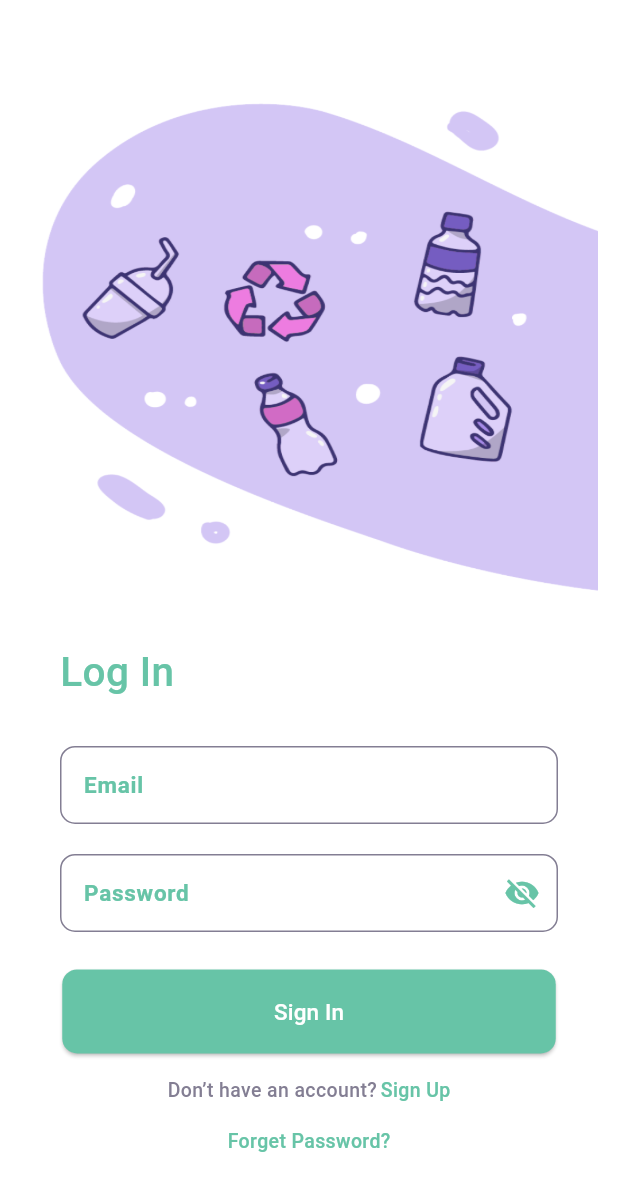
After one commit to ndhue/final_flutter_ecommerce, a Flutter app: the LoginScreen screen opened by its route, on a phone screen of 412 x 824 dp. The commit adds this screen. Shown: the top 1191 px of the screen. Run offline on Flutter 3.47's test engine with Material 3 defaults, Android fonts, the phone set to English and light mode, and no system bars.

Commit message:
login_screen

```diff
--- a/lib/routes/route_constants.dart
+++ b/lib/routes/route_constants.dart
@@ -4,3 +4,4 @@ const String categoriesScreenRoute = "categories";
 const String profileScreenRoute = "profile";
 const String ordersScreenRoute = "orders";
 const String cartScreenRoute = "cart";
+const String authScreenRoute =  "auth";
--- a/lib/routes/router.dart
+++ b/lib/routes/router.dart
@@ -1,3 +1,4 @@
+import 'package:final_ecommerce/screens/auth/login_screen.dart';
 import 'package:final_ecommerce/screens/entry_point.dart';
 import 'package:final_ecommerce/screens/screen_export.dart';
 import 'package:flutter/material.dart';
@@ -24,6 +25,9 @@ Route<dynamic> generateRoute(RouteSettings settings) {
     case cartScreenRoute:
       return MaterialPageRoute(builder: (context) => const CartScreen());
 
+    case authScreenRoute:
+      return MaterialPageRoute(builder: (context) => LoginScreen());
+
     default:
       return MaterialPageRoute(builder: (context) => const HomeScreen());
   }
--- /dev/null
+++ b/lib/screens/auth/login_screen.dart
@@ -0,0 +1,204 @@
+import 'package:final_ecommerce/utils/constants.dart';
+import 'package:flutter/material.dart';
+
+class LoginScreen extends StatefulWidget {
+  const LoginScreen({super.key});
+
+  @override
+  State<LoginScreen> createState() => _LoginScreenState();
+}
+
+class _LoginScreenState extends State<LoginScreen> {
+  final TextEditingController _emailController = TextEditingController();
+  final TextEditingController _passController = TextEditingController();
+  bool _isObscure = true; //
+
+  @override
+  Widget build(BuildContext context) {
+    return Scaffold(
+      backgroundColor: Colors.white,
+      body: Center(
+        child: Column(
+          crossAxisAlignment: CrossAxisAlignment.center,
+          mainAxisAlignment: MainAxisAlignment.center,
+          children: [
+            Padding(
+        padding: const EdgeInsets.only(left: 15, top: 15),
+        child: Image.asset(
+          "assets/images/vector-1.png",
+          width: MediaQuery.of(context).size.width * 0.9, // 90% chiều rộng
+          height: MediaQuery.of(context).size.height * 0.4, // 40% chiều cao
+          fit: BoxFit.fill,
+        ),
+      ),
+      SizedBox(
+        height: 30,
+      ),
+            Padding(
+              padding: const EdgeInsets.symmetric(horizontal: 40),
+              child: Column(
+                crossAxisAlignment: CrossAxisAlignment.start,
+                children: [
+                  const Text(
+                    'Log In',
+                    style: TextStyle(
+                      color: primaryColor,
+                      fontSize: 27,
+                      fontWeight: FontWeight.w500,
+                    ),
+                  ),
+                  const SizedBox(height: 30,
+                  width: 250,),
+
+
+                  // 📌 Email TextField
+                  TextField(
+                    controller: _emailController,
+                    textAlign: TextAlign.center,
+                    style: const TextStyle(
+                      color: Color(0xFF393939),
+                      fontSize: 13,
+                      fontWeight: FontWeight.w400,
+                    ),
+                    decoration: const InputDecoration(
+                      labelText: 'Email',
+                      labelStyle: TextStyle(
+                        color: primaryColor,
+                        fontSize: 15,
+                        fontWeight: FontWeight.w600,
+                      ),
+                      enabledBorder: OutlineInputBorder(
+                        borderRadius: BorderRadius.all(Radius.circular(10)),
+                        borderSide: BorderSide(width: 1, color: Color(0xFF837E93)),
+                      ),
+                      focusedBorder: OutlineInputBorder(
+                        borderRadius: BorderRadius.all(Radius.circular(10)),
+                        borderSide: BorderSide(width: 1, color: primaryColor),
+                      ),
+                    ),
+                  ),
+                  const SizedBox(height: 20),
+
+                  // 📌 Password TextField
+                  TextField(
+                    controller: _passController,
+                    obscureText: _isObscure,
+                    textAlign: TextAlign.center,
+                    style: const TextStyle(
+                      color: Color(0xFF393939),
+                      fontSize: 13,
+                      fontWeight: FontWeight.w400,
+                    ),
+                    decoration: InputDecoration(
+                      labelText: 'Password',
+                      labelStyle: const TextStyle(
+                        color: primaryColor,
+                        fontSize: 15,
+                        fontWeight: FontWeight.w600,
+                      ),
+                      enabledBorder: const OutlineInputBorder(
+                        borderRadius: BorderRadius.all(Radius.circular(10)),
+                        borderSide: BorderSide(width: 1, color: Color(0xFF837E93)),
+                      ),
+                      focusedBorder: const OutlineInputBorder(
+                        borderRadius: BorderRadius.all(Radius.circular(10)),
+                        borderSide: BorderSide(width: 1, color: primaryColor),
+                      ),
+                      suffixIcon: IconButton(
+                        icon: Icon(
+                          _isObscure ? Icons.visibility_off : Icons.visibility,
+                          color: primaryColor,
+                        ),
+                        onPressed: () {
+                          setState(() {
+                            _isObscure = !_isObscure;
+                          });
+                        },
+                      ),
+                    ),
+                  ),
+                  const SizedBox(height: 25),
+
+                  // 📌 Sign In Button (Căn giữa)
+                  Align(
+                    alignment: Alignment.center,
+                    child: SizedBox(
+                      width: 329,
+                      height: 56,
+                      child: ElevatedButton(
+                        onPressed: () {},
+                        style: ElevatedButton.styleFrom(
+                          backgroundColor: primaryColor,
+                          shape: RoundedRectangleBorder(
+                            borderRadius: BorderRadius.circular(10),
+                          ),
+                        ),
+                        child: const Text(
+                          'Sign In',
+                          style: TextStyle(
+                            color: Colors.white,
+                            fontSize: 15,
+                            fontWeight: FontWeight.w500,
+                          ),
+                        ),
+                      ),
+                    ),
+                  ),
+                  const SizedBox(height: 15),
+
+                  // 📌 Sign Up Row
+                  Row(
+                    mainAxisAlignment: MainAxisAlignment.center,
+                    children: [
+                      const Text(
+                        'Don’t have an account?',
+                        style: TextStyle(
+                          color: Color(0xFF837E93),
+                          fontSize: 13,
+                          fontWeight: FontWeight.w500,
+                        ),
+                      ),
+                      const SizedBox(width: 2.5),
+                      InkWell(
+                        onTap: () {
+                          // Điều hướng sang trang đăng ký
+                        },
+                        child: const Text(
+                          'Sign Up',
+                          style: TextStyle(
+                            color: primaryColor,
+                            fontSize: 13,
+                            fontWeight: FontWeight.w500,
+                          ),
+                        ),
+                      ),
+                    ],
+                  ),
+                  const SizedBox(height: 15),
+
+                  // 📌 Forget Password (Căn giữa)
+                  Align(
+                    alignment: Alignment.center,
+                    child: InkWell(
+                      onTap: () {
+                        // Xử lý quên mật khẩu
+                      },
+                      child: const Text(
+                        'Forget Password?',
+                        style: TextStyle(
+                          color: primaryColor,
+                          fontSize: 13,
+                          fontWeight: FontWeight.w500,
+                        ),
+                      ),
+                    ),
+                  ),
+                ],
+              ),
+            ),
+          ],
+        ),
+      ),
+    );
+  }
+}
--- a/pubspec.yaml
+++ b/pubspec.yaml
@@ -4,7 +4,7 @@ publish_to: "none"
 version: 0.1.0
 
 environment:
-  sdk: ^3.8.0-126.0.dev
+  sdk: ^3.8.0-70.0.dev
 
 dependencies:
   flutter:
@@ -20,4 +20,4 @@ dev_dependencies:
 flutter:
   uses-material-design: true
   assets:
-    - assets/
+    - assets/images/
```
Also changed, not shown: assets/images/vector-1.png (added), assets/images/vector-2.png (added), assets/images/vector-3.png (added), pubspec.lock.
